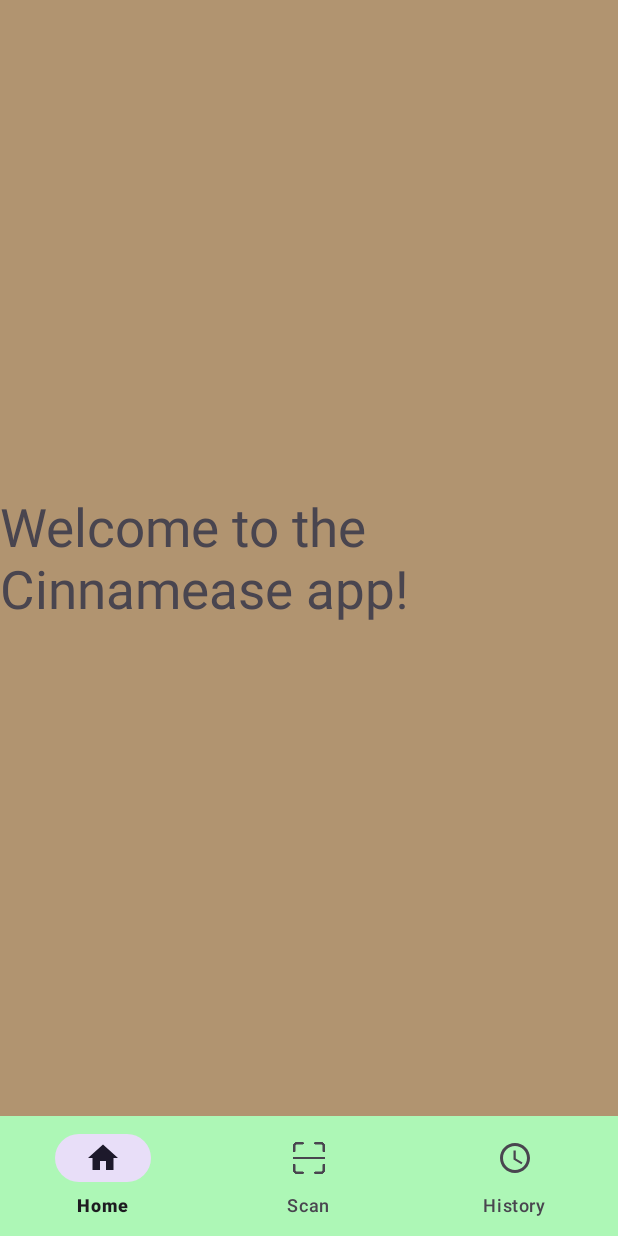
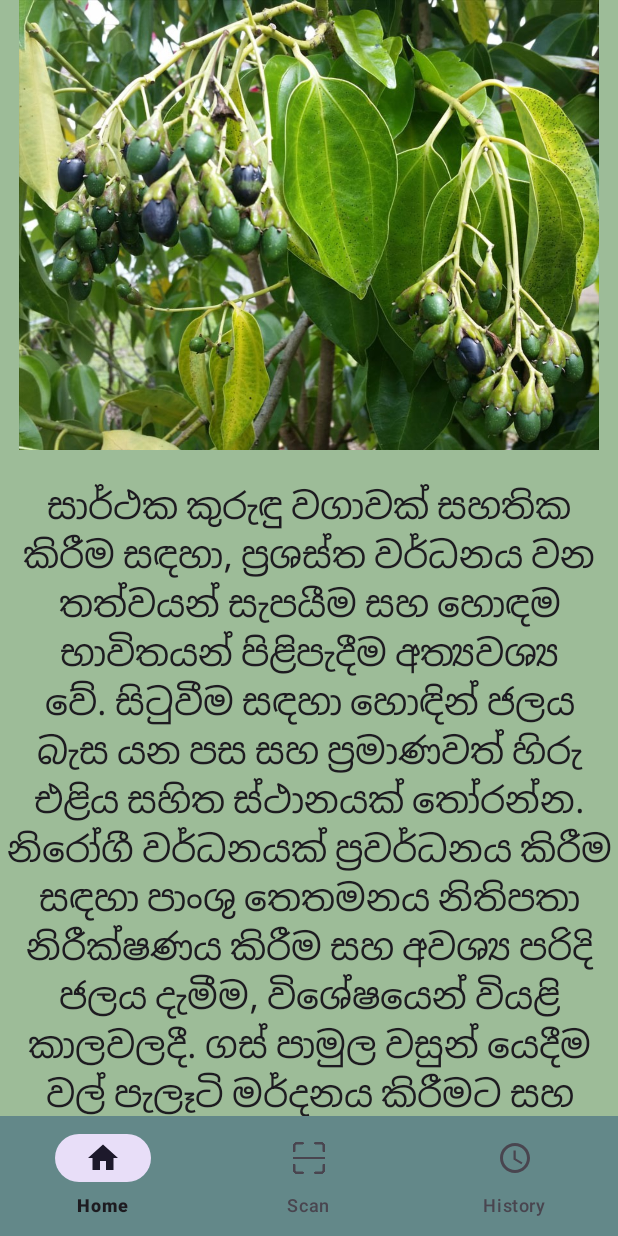
Before and after one commit to ChamodaDSilva/Cinnemease-APP, an Android app: the screen it shows after launch (MainActivity), on a phone screen of 412 x 824 dp. Run offline under Robolectric (Android 15) with nearby library versions, the phone set to English and light mode, and no system bars.

Commit message:
added round buttons

```diff
--- a/app/build.gradle.kts
+++ b/app/build.gradle.kts
@@ -44,4 +44,6 @@ dependencies {
     androidTestImplementation("androidx.test.espresso:espresso-core:3.5.1")
     // OkHttp dependency
     implementation ("com.squareup.okhttp3:okhttp:4.9.3")
+    //to circulor image view
+    implementation("de.hdodenhof:circleimageview:3.1.0")
 }
--- a/app/src/main/res/drawable/round_btn.xml
+++ b/app/src/main/res/drawable/round_btn.xml
@@ -2,6 +2,7 @@
 <shape xmlns:android="http://schemas.android.com/apk/res/android"
     android:shape="rectangle">
 <!--    <solid android:color="@color/app_primary"/>-->
-    <corners android:radius="40dp"/>
+    <corners android:radius="100dp"/>
+    <solid android:color="@color/app_primary"/>
 
 </shape>
--- a/app/src/main/res/layout/fragment_home.xml
+++ b/app/src/main/res/layout/fragment_home.xml
@@ -1,17 +1,43 @@
 <?xml version="1.0" encoding="utf-8"?>
 <FrameLayout xmlns:android="http://schemas.android.com/apk/res/android"
+    xmlns:app="http://schemas.android.com/apk/res-auto"
     xmlns:tools="http://schemas.android.com/tools"
     android:layout_width="match_parent"
     android:layout_height="match_parent"
-    tools:context=".HomeFragment"
-    android:background="@color/one">
+    tools:context=".HomeFragment">
 
     <!-- TODO: Update blank fragment layout -->
-    <TextView
-        android:layout_width="wrap_content"
-        android:layout_height="wrap_content"
-        android:layout_gravity="center"
-        android:text="@string/home_page_nav"
-        android:textSize="35sp" />
+
+    <ScrollView
+        android:layout_width="match_parent"
+        android:layout_height="match_parent"
+        android:background="@color/app_background">
+
+        <LinearLayout
+            android:layout_width="match_parent"
+            android:layout_height="wrap_content"
+            android:backgroundTint="@color/app_background"
+            android:orientation="vertical">
+
+            <ImageView
+                android:id="@+id/imageView5"
+                android:layout_width="match_parent"
+                android:layout_height="300dp"
+                android:background="@color/app_background"
+                android:src="@drawable/info1" />
+
+            <TextView
+                android:id="@+id/textView4"
+                android:layout_width="match_parent"
+                android:layout_height="match_parent"
+                android:layout_marginTop="20dp"
+                android:background="@color/app_background"
+                android:fontFamily="sans-serif-condensed"
+                android:text="@string/cinnamon_info1"
+                android:textAlignment="center"
+                android:textAppearance="@style/TextAppearance.AppCompat.Large"
+                android:textSize="24sp" />
+        </LinearLayout>
+    </ScrollView>
 
 </FrameLayout>
--- a/app/src/main/res/values/colors.xml
+++ b/app/src/main/res/values/colors.xml
@@ -11,6 +11,7 @@
     <color name="one">#B19470</color>
     <color name="two">#76453B</color>
     <color name="three">#F8FAE5</color>
-    <color name="app_primary">#adf7b6</color>
+    <color name="app_primary">#638889</color>
+    <color name="app_background">#9DBC98</color>
 
 </resources>
--- a/app/src/main/res/values/strings.xml
+++ b/app/src/main/res/values/strings.xml
@@ -28,4 +28,5 @@
     <string name="history_page_nav">History Page</string>
     <string name="scan_page_nav">Scan Page</string>
     <string name="home_page_nav">Welcome to the Cinnamease app!</string>
+   <string name="cinnamon_info1">සාර්ථක කුරුඳු වගාවක් සහතික කිරීම සඳහා, ප්‍රශස්ත වර්ධනය වන තත්වයන් සැපයීම සහ හොඳම භාවිතයන් පිළිපැදීම අත්‍යවශ්‍ය වේ. සිටුවීම සඳහා හොඳින් ජලය බැස යන පස සහ ප්‍රමාණවත් හිරු එළිය සහිත ස්ථානයක් තෝරන්න. නිරෝගී වර්ධනයක් ප්‍රවර්ධනය කිරීම සඳහා පාංශු තෙතමනය නිතිපතා නිරීක්ෂණය කිරීම සහ අවශ්‍ය පරිදි ජලය දැමීම, විශේෂයෙන් වියළි කාලවලදී. ගස් පාමුල වසුන් යෙදීම වල් පැලෑටි මර්දනය කිරීමට සහ තෙතමනය රඳවා ගැනීමට උපකාරී වේ. ගස් ව්‍යුහය නඩත්තු කිරීම සහ වාතය ගලායාම ප්‍රවර්ධනය කිරීම, රෝග අවදානම අවම කිරීම සඳහා නිසි කප්පාදු කිරීම සහ පුහුණුව ඉතා වැදගත් වේ. පළිබෝධකයන් නිරීක්ෂණය කිරීම සහ හැකි විට ජීව විද්‍යාත්මක පාලනයන් භාවිතා කිරීම වැනි ඒකාබද්ධ පළිබෝධ කළමනාකරණ ශිල්පීය ක්‍රම, රසායනික පළිබෝධනාශක මත යැපීම අඩු කරන අතරම පළිබෝධ හානි අවම කිරීමට උපකාරී වේ. කෝණාකාර සහ පත්‍ර ලප වැනි රෝග සඳහා ගස් නිතිපතා පරීක්ෂා කරන්න, පැතිරීම වැළැක්වීම සඳහා බලපෑමට ලක් වූ ශාකවලට කඩිනමින් ප්‍රතිකාර කරන්න. මෙම ක්‍රමෝපායන් ක්‍රියාත්මක කිරීමෙන් සහ සුපරීක්ෂාකාරීව සිටීමෙන් වගාකරුවන්ට උපරිම අස්වැන්නක් ලබා ගත හැකි අතර උසස් තත්ත්වයේ කුරුඳු නිෂ්පාදනය කළ හැකිය.</string>
 </resources>
```
Also changed, not shown: app/src/main/res/layout/fragment_scan.xml (+30 -16 lines), app/src/main/res/drawable/info1.jpg (added).
